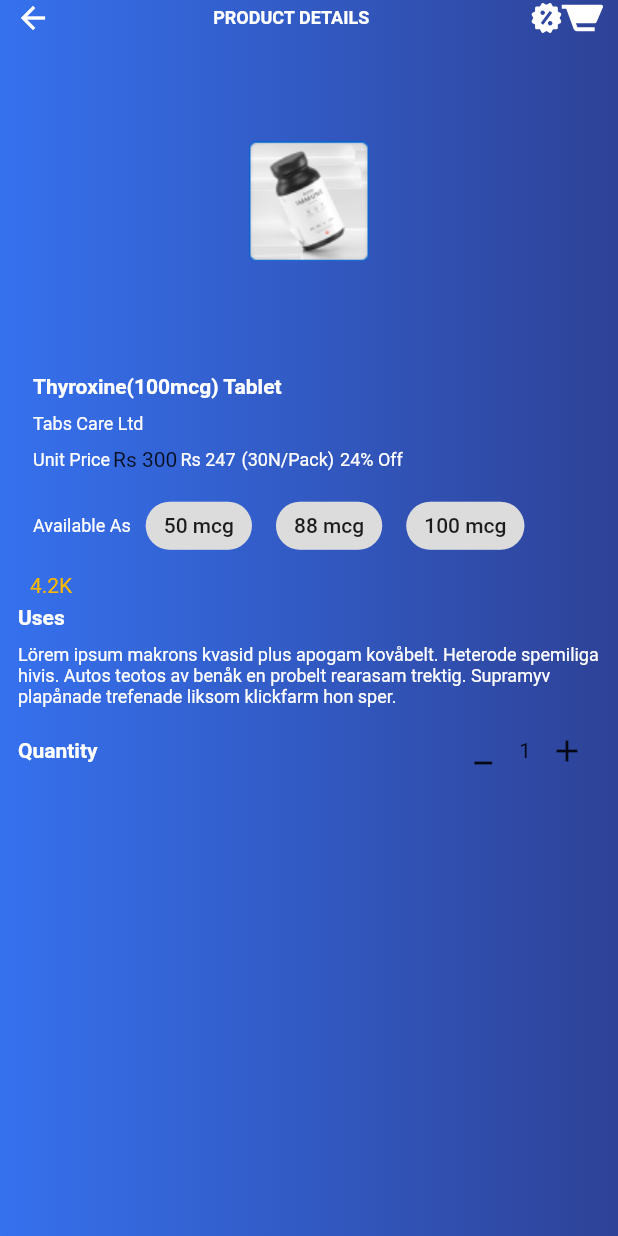
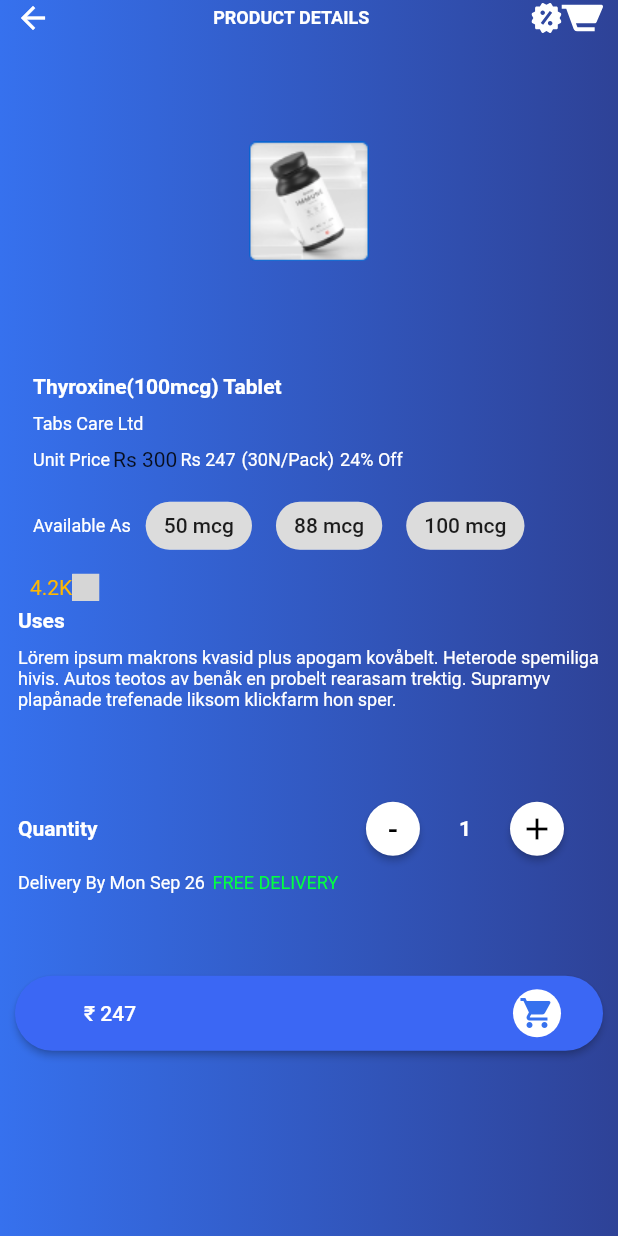
Before and after one commit to nikhilsinha-github/testmedicalapp, a Flutter app: the Products screen opened directly, on a phone screen of 412 x 824 dp. Run offline on Flutter 3.47's test engine with Material 2 defaults, Android fonts, the phone set to English and light mode, and no system bars; drawn by our look-alikes of carousel_slider; our stand-ins replace flutter_svg; statements that could not run were skipped; grey boxes are pictures that could not be loaded.

Commit message:
products page

```diff
--- a/lib/main.dart
+++ b/lib/main.dart
@@ -1,6 +1,6 @@
 import 'package:flutter/gestures.dart';
 import 'package:flutter/material.dart';
-import 'package:testmedicalapp/view/screen/add_address.dart';
+import 'package:testmedicalapp/view/screen/address.dart';
 
 void main() {
   runApp(const MyApp());
@@ -20,7 +20,7 @@ class _MyAppState extends State<MyApp> {
       debugShowCheckedModeBanner: false,
       scrollBehavior: const MaterialScrollBehavior().copyWith(
           dragDevices: {PointerDeviceKind.mouse, PointerDeviceKind.touch}),
-      home: const AddAddress(),
+      home: const Address(),
     );
   }
 }
--- a/lib/util/constants.dart
+++ b/lib/util/constants.dart
@@ -42,3 +42,4 @@ const yellowColor = Color(0xFFFFB800);
 const boxBlueColor = Color(0xFF3B67F4);
 const purpleColor = Color(0xFF7B87F4);
 const greenColor = Color(0xFF1FA908);
+const black = Color(0xFF000000);
--- a/lib/util/svg.dart
+++ b/lib/util/svg.dart
@@ -47,3 +47,7 @@ var uploadIcon = SvgPicture.asset(
   uploadSvg,
   height: 18,
 );
+var ratingIcon = SvgPicture.asset(
+  ratingStar,
+  height: 18,
+);
--- a/lib/view/screen/add_address.dart
+++ b/lib/view/screen/add_address.dart
@@ -52,7 +52,7 @@ class _AddAddressState extends State<AddAddress> {
                     "Save And Continue",
                     style: TextStyle(color: white, fontSize: 14),
                   ),
-                )
+                ),
               ],
             ),
           ),
--- a/lib/view/screen/products.dart
+++ b/lib/view/screen/products.dart
@@ -40,16 +40,51 @@ class _ProductsState extends State<Products> {
                 customAppBar(),
                 productSlider(),
                 medicineDetails(),
-                // extraDetails([
-                //   "Medical Description",
-                //   "Alternative Medicine/ Other Brand Medicine",
-                //   "Frequently Brought Medicines"
-                // ]),
                 customText("Uses", h1TextStyle),
                 customText(
                     '''Lörem ipsum makrons kvasid plus apogam kovåbelt. Heterode spemiliga hivis. Autos teotos av benåk en probelt rearasam trektig. Supramyv plapånade trefenade liksom klickfarm hon sper. ''',
                     h2TextStyle),
+                const SizedBox(
+                  height: 50,
+                ),
                 quantity(),
+                deliveryText(),
+                const SizedBox(
+                  height: 50,
+                ),
+                Center(
+                  child: MaterialButton(
+                    height: 50,
+                    minWidth: w * 0.7,
+                    shape: const RoundedRectangleBorder(
+                        borderRadius: BorderRadius.all(Radius.circular(30))),
+                    onPressed: () {},
+                    color: boxBlueColor,
+                    child: Padding(
+                      padding: const EdgeInsets.only(left: 30, right: 12.0),
+                      child: Row(
+                        children: [
+                          const Text(
+                            "₹ 247",
+                            style: TextStyle(color: white, fontSize: 14),
+                          ),
+                          const Spacer(),
+                          Container(
+                            decoration: const BoxDecoration(
+                                color: white,
+                                borderRadius:
+                                    BorderRadius.all(Radius.circular(30))),
+                            padding: const EdgeInsets.all(4),
+                            child: const Icon(
+                              Icons.shopping_cart,
+                              color: lightBlue,
+                            ),
+                          )
+                        ],
+                      ),
+                    ),
+                  ),
+                ),
               ],
             ),
           ),
@@ -130,14 +165,15 @@ class _ProductsState extends State<Products> {
             ],
           ),
           Row(
-            children: const [
-              Text(
+            children: [
+              const Text(
                 "4.2K",
                 style: TextStyle(
                     fontSize: 14,
                     fontWeight: FontWeight.w400,
                     color: yellowColor),
-              )
+              ),
+              ratingIcon,
             ],
           ),
         ],
@@ -181,21 +217,52 @@ class _ProductsState extends State<Products> {
     return Row(
       mainAxisSize: MainAxisSize.min,
       children: [
-        IconButton(
+        MaterialButton(
+            shape: const CircleBorder(),
+            color: white,
             onPressed: () {
+              if (count == 1) return;
               setState(() {
                 count--;
               });
             },
-            icon: const Icon(Icons.minimize)),
-        Text(count.toString()),
-        IconButton(
+            child: const Text(
+              "-",
+              style: TextStyle(color: black, fontSize: 20),
+            )),
+        Text(
+          count.toString(),
+          style: h1TextStyle,
+        ),
+        MaterialButton(
+            shape: const CircleBorder(),
+            color: white,
             onPressed: () {
               setState(() {
                 count++;
               });
             },
-            icon: const Icon(Icons.add)),
+            child: const Icon(
+              Icons.add,
+              color: black,
+            )),
+      ],
+    );
+  }
+
+  Widget deliveryText() {
+    return Row(
+      children: [
+        customText("Delivery By Mon Sep 26", h2TextStyle),
+        const VerticalDivider(
+          width: 1,
+          color: Colors.red,
+          thickness: 1,
+        ),
+        customText(
+            "FREE DELIVERY",
+            const TextStyle(
+                color: Color.fromARGB(255, 2, 255, 65), fontSize: 12)),
       ],
     );
   }
```
Also changed, not shown: lib/view/screen/address.dart (added, +106 -0 lines), lib/view/screen/cart.dart (+52 -3 lines).
